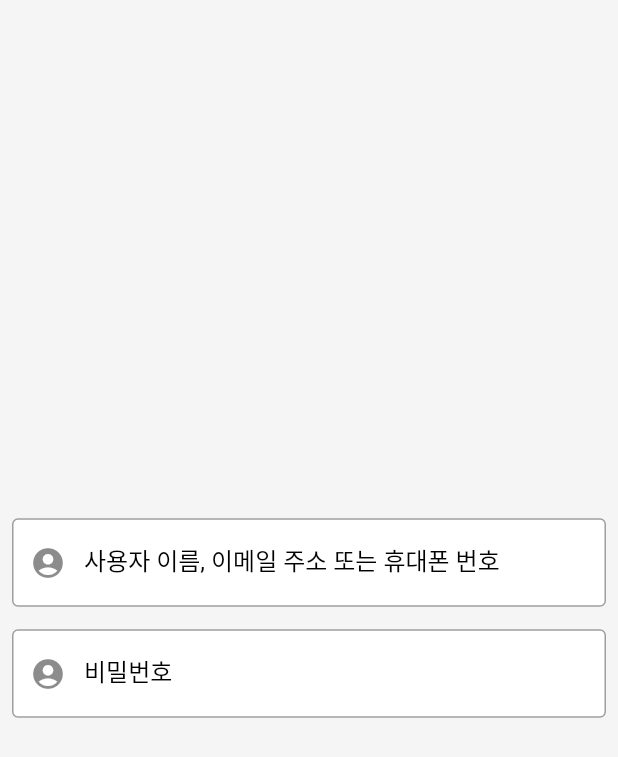
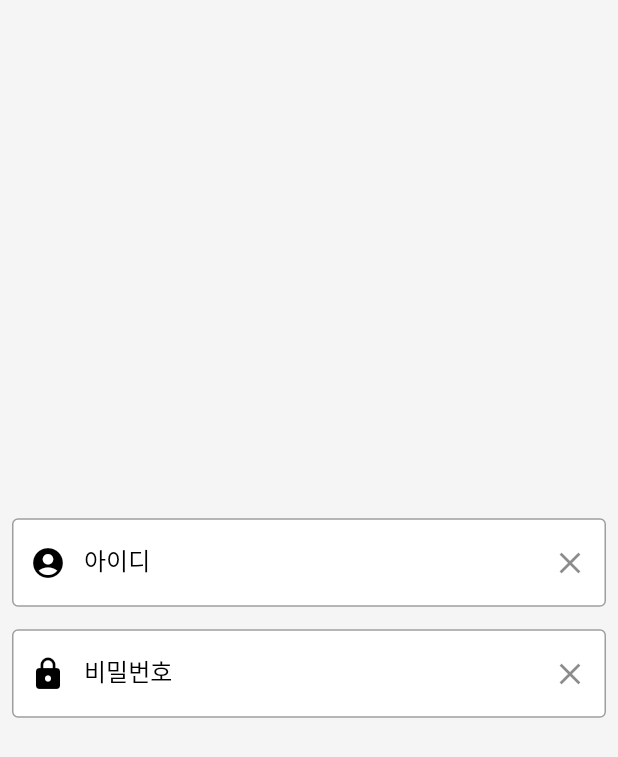
Before and after one commit to SangWook16074/flutter_study, a Flutter app: the TextFieldPage screen opened directly, on a phone screen of 412 x 824 dp. Shown: the top 757 px of the screen. Run offline on Flutter 3.47's test engine with Material 2 defaults, Android fonts, the phone set to English and light mode, and no system bars.

Commit message:
TextField 완료

```diff
--- a/lib/src/pages/text_field.dart
+++ b/lib/src/pages/text_field.dart
@@ -5,7 +5,9 @@ class TextFieldPage extends StatelessWidget {
 
   @override
   Widget build(BuildContext context) {
-    return Scaffold(
+    return GestureDetector(
+      onTap: () => FocusScope.of(context).unfocus(),
+      child: Scaffold(
         backgroundColor: Colors.grey[100],
         body: Padding(
           padding: const EdgeInsets.all(8.0),
@@ -13,23 +15,48 @@ class TextFieldPage extends StatelessWidget {
               mainAxisAlignment: MainAxisAlignment.center,
               crossAxisAlignment: CrossAxisAlignment.center,
               children: [
-              _buildCustomTextField('사용자 이름, 이메일 주소 또는 휴대폰 번호'),
+                CustomTextField(
+                    label: '아이디', icon: Icon(Icons.account_circle_rounded)),
                 SizedBox(
                   height: 15,
                 ),
-              _buildCustomTextField('비밀번호'),
+                CustomTextField(
+                  label: '비밀번호',
+                  icon: Icon(Icons.lock),
+                  isPrivate: true,
+                )
               ]),
+        ),
       ),
     );
   }
+}
 
-  Widget _buildCustomTextField(String label) {
+class CustomTextField extends StatelessWidget {
+  const CustomTextField(
+      {Key? key,
+      required this.label,
+      required this.icon,
+      this.isPrivate = false})
+      : super(key: key);
+
+  final String label;
+  final Icon icon;
+  final bool isPrivate;
+
+  @override
+  Widget build(BuildContext context) {
     final focusColor = Colors.black;
     final unfocusColor = Colors.grey;
     return TextField(
       cursorColor: focusColor,
+      obscureText: isPrivate,
+      keyboardType: (isPrivate) ? TextInputType.number : TextInputType.text,
       decoration: InputDecoration(
-          prefixIcon: Icon(Icons.account_circle_rounded),
+          iconColor: focusColor,
+          prefixIcon: icon,
+          prefixIconColor: focusColor,
+          suffixIcon: Icon(Icons.close),
           focusColor: focusColor,
           fillColor: Colors.white,
           filled: true,
```
Lines whose indentation alone changed are shown as unchanged.
